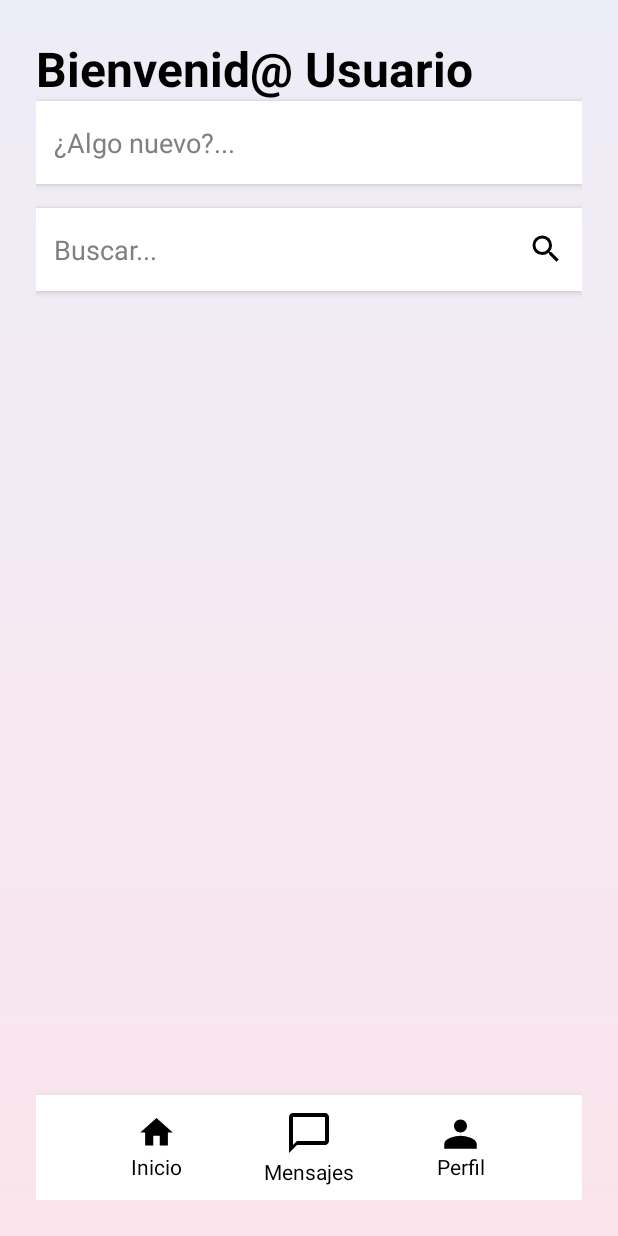
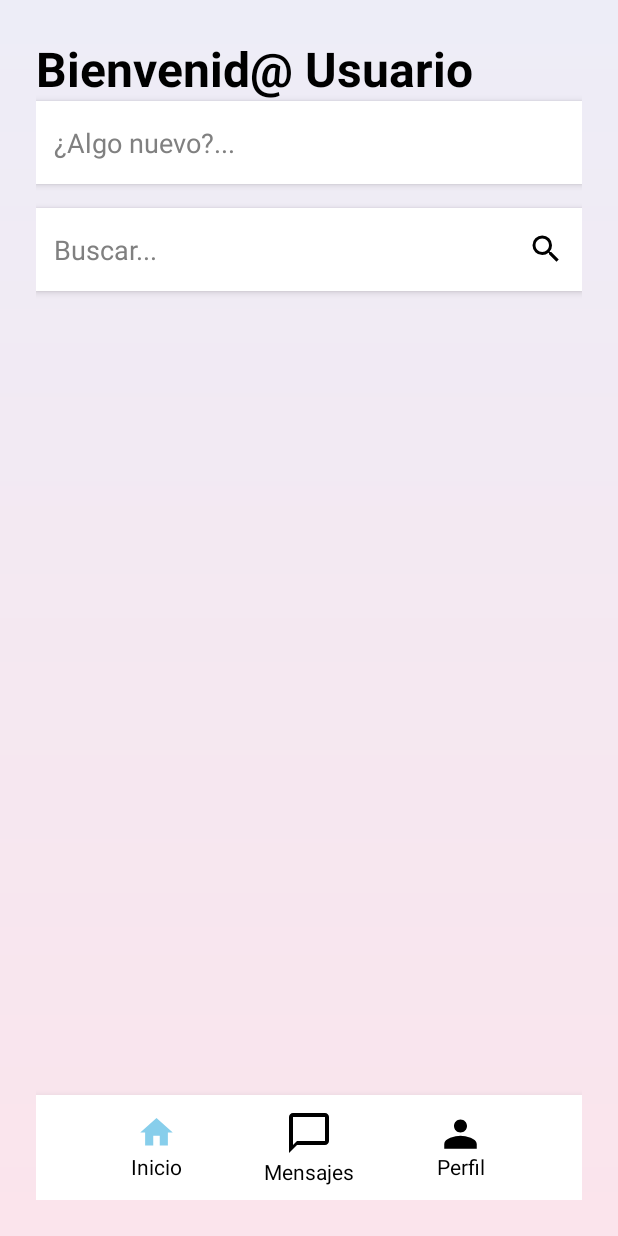
Before and after one commit to merenganov/NexuApp, an Android app built with Jetpack Compose: the HomeActivity screen opened directly, with no data from a screen before it, on a phone screen of 412 x 824 dp. Run offline under Robolectric (Android 15) with nearby library versions, the phone set to English and light mode, and no system bars.

Commit message:
commit nueve
cambio de colores

```diff
--- a/app/src/main/res/drawable/ic_home_blue.xml
+++ b/app/src/main/res/drawable/ic_home_blue.xml
@@ -1,4 +1,4 @@
-<vector xmlns:android="http://schemas.android.com/apk/res/android" android:height="24dp" android:tint="#000000" android:viewportHeight="24" android:viewportWidth="24" android:width="24dp">
+<vector xmlns:android="http://schemas.android.com/apk/res/android" android:height="24dp" android:tint="#87CEEB" android:viewportHeight="24" android:viewportWidth="24" android:width="24dp">
 
     <path android:fillColor="@android:color/white" android:pathData="M10,20v-6h4v6h5v-8h3L12,3 2,12h3v8z"/>
 
--- a/app/src/main/res/layout/activity_profile.xml
+++ b/app/src/main/res/layout/activity_profile.xml
@@ -146,4 +146,5 @@
             android:textColor="@color/white"
             android:visibility="gone"/>
     </LinearLayout>
+
 </ScrollView>
```
